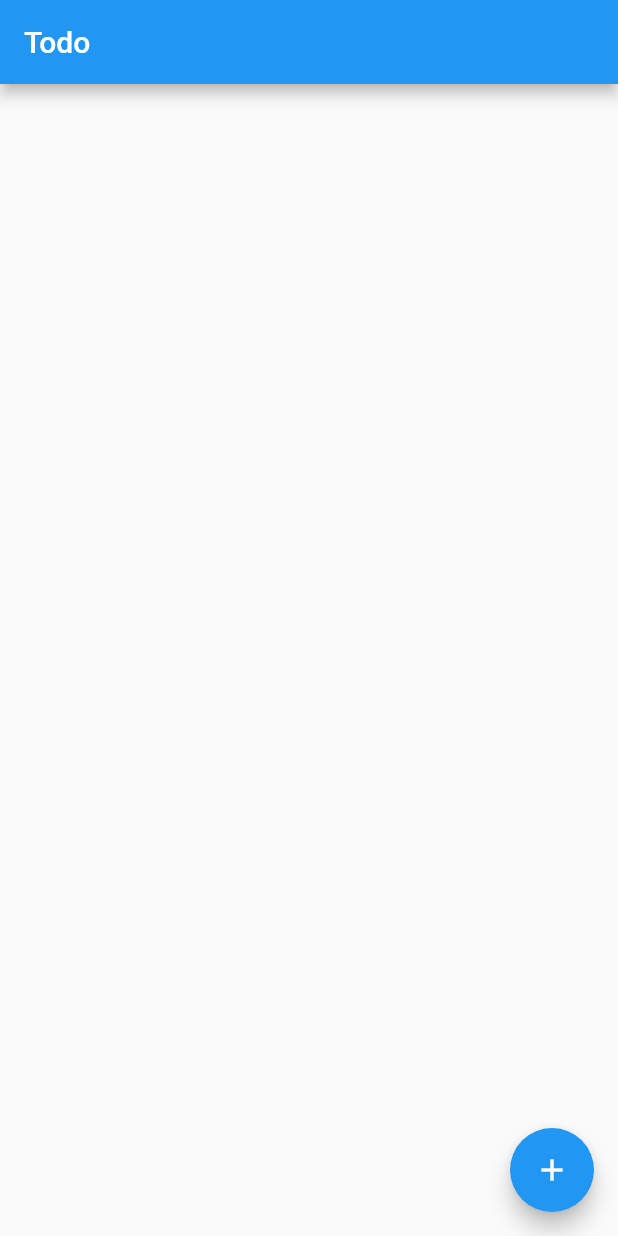
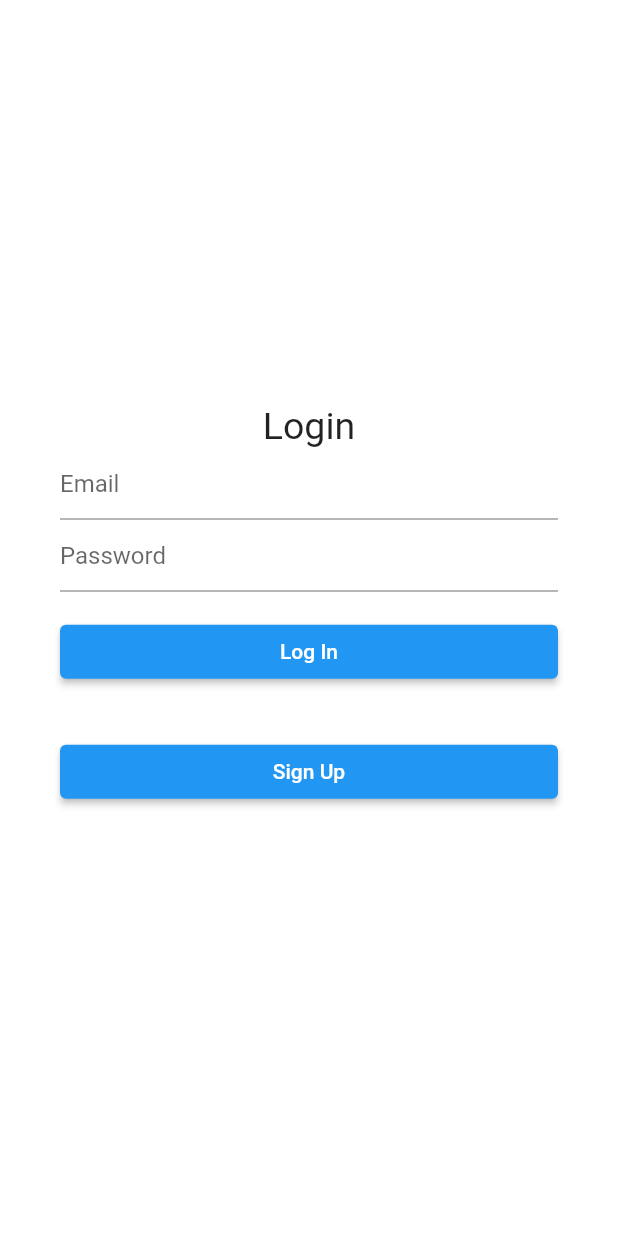
Before and after one commit to zbduno/week8-auth, a Flutter app: the screen it shows after launch, on a phone screen of 412 x 824 dp. Run offline on Flutter 3.47's test engine with Material 2 defaults, Android fonts, the phone set to English and light mode, and no system bars; our stand-ins replace cloud_firestore, firebase_auth, firebase_core; accounts and stored records are empty; generated files the repository leaves out were written again.

```diff
--- a/lib/api/firebase_auth_api.dart
+++ b/lib/api/firebase_auth_api.dart
@@ -1,11 +1,61 @@
 import 'dart:async';
 import 'package:firebase_auth/firebase_auth.dart';
+import 'package:cloud_firestore/cloud_firestore.dart';
 
 class FirebaseAuthAPI {
   static final FirebaseAuth auth = FirebaseAuth.instance;
-  User? user;
+  static final FirebaseFirestore db = FirebaseFirestore.instance;
 
   Stream<User?> getUser() {
-    return FirebaseAuth.instance.authStateChanges();
+    return auth.authStateChanges();
+  }
+
+  void signIn(String email, String password) async {
+    UserCredential credential;
+    try {
+      final credential = await auth.signInWithEmailAndPassword(
+          email: email, password: password);
+    } on FirebaseAuthException catch (e) {
+      if (e.code == 'user-not-found') {
+        //possible to return something more useful than just print an error message to improve UI/UX
+        print('No user found for that email.');
+      } else if (e.code == 'wrong-password') {
+        print('Wrong password provided for that user.');
+      }
+    }
+  }
+
+  void signOut() async {
+    auth.signOut();
+  }
+
+  void signUp(String email, String password) async {
+    UserCredential credential;
+    try {
+      credential = await auth.createUserWithEmailAndPassword(
+        email: email,
+        password: password,
+      );
+      if (credential.user != null) {
+        saveUserToFirestore(credential.user?.uid, email);
+      }
+    } on FirebaseAuthException catch (e) {
+      //possible to return something more useful than just print an error message to improve UI/UX
+      if (e.code == 'weak-password') {
+        print('The password provided is too weak.');
+      } else if (e.code == 'email-already-in-use') {
+        print('The account already exists for that email.');
+      }
+    } catch (e) {
+      print(e);
+    }
+  }
+
+  void saveUserToFirestore(String? uid, String email) async {
+    try {
+      await db.collection("users").doc(uid).set({"email": email});
+    } on FirebaseException catch (e) {
+      print(e.message);
+    }
   }
 }
--- a/lib/api/todo_api.dart
+++ /dev/null
@@ -1,19 +0,0 @@
-import 'dart:async';
-
-import 'package:week7_networking_discussion/models/todo_model.dart';
-import 'package:http/http.dart' as http;
-
-class TodoAPI {
-  Future<List<Todo>> fetchTodos() async {
-    final response =
-        await http.get(Uri.parse('https://jsonplaceholder.typicode.com/todos'));
-
-    if (response.statusCode == 200) {
-      return Todo.fromJsonArray(response.body);
-    } else {
-      // If the server did not return a 200 OK response,
-      // then throw an exception.
-      throw Exception('Failed to load todos');
-    }
-  }
-}
--- a/lib/main.dart
+++ b/lib/main.dart
@@ -3,13 +3,12 @@
   Date: 27 October 2022
   Description: Sample todo app with networking
 */
-
-import 'package:firebase_auth/firebase_auth.dart';
 import 'package:flutter/material.dart';
 import 'package:provider/provider.dart';
 import 'package:week7_networking_discussion/providers/todo_provider.dart';
 import 'package:week7_networking_discussion/providers/auth_provider.dart';
 import 'package:week7_networking_discussion/screens/todo_page.dart';
+import 'package:week7_networking_discussion/screens/login.dart';
 import 'package:firebase_core/firebase_core.dart';
 import 'firebase_options.dart';
 
@@ -36,19 +35,27 @@ class MyApp extends StatelessWidget {
   // This widget is the root of your application.
   @override
   Widget build(BuildContext context) {
-    // User? user = ;
-    context.watch<AuthProvider>().signIn();
-    print(context.watch<AuthProvider>().isAuthenticated);
-
     return MaterialApp(
       title: 'SimpleTodo',
       initialRoute: '/',
-      routes: {
-        '/': (context) => const TodoPage(),
-      },
+      routes: {'/': (context) => const AuthWrapper()},
       theme: ThemeData(
         primarySwatch: Colors.blue,
       ),
     );
   }
 }
+
+class AuthWrapper extends StatelessWidget {
+  const AuthWrapper({super.key});
+
+  // This widget is the root of your application.
+  @override
+  Widget build(BuildContext context) {
+    if (context.watch<AuthProvider>().isAuthenticated) {
+      return const TodoPage();
+    } else {
+      return const LoginPage();
+    }
+  }
+}
--- a/lib/screens/login.dart
+++ b/lib/screens/login.dart
@@ -0,0 +1,80 @@
+import 'package:flutter/material.dart';
+import 'package:provider/provider.dart';
+import 'package:week7_networking_discussion/providers/auth_provider.dart';
+import 'package:week7_networking_discussion/screens/signup.dart';
+
+class LoginPage extends StatefulWidget {
+  const LoginPage({super.key});
+  @override
+  _LoginPageState createState() => _LoginPageState();
+}
+
+class _LoginPageState extends State<LoginPage> {
+  @override
+  Widget build(BuildContext context) {
+    TextEditingController emailController = TextEditingController();
+    TextEditingController passwordController = TextEditingController();
+
+    final email = TextField(
+      controller: emailController,
+      decoration: const InputDecoration(
+        hintText: "Email",
+      ),
+    );
+
+    final password = TextField(
+      controller: passwordController,
+      obscureText: true,
+      decoration: const InputDecoration(
+        hintText: 'Password',
+      ),
+    );
+
+    final loginButton = Padding(
+      padding: const EdgeInsets.symmetric(vertical: 16.0),
+      child: ElevatedButton(
+        onPressed: () {
+          context
+              .read<AuthProvider>()
+              .signIn(emailController.text, passwordController.text);
+        },
+        child: const Text('Log In', style: TextStyle(color: Colors.white)),
+      ),
+    );
+
+    final logoutButton = Padding(
+      padding: const EdgeInsets.symmetric(vertical: 16.0),
+      child: ElevatedButton(
+        onPressed: () async {
+          Navigator.of(context).push(
+            MaterialPageRoute(
+              builder: (context) => const SignupPage(),
+            ),
+          );
+        },
+        child: const Text('Sign Up', style: TextStyle(color: Colors.white)),
+      ),
+    );
+
+    return Scaffold(
+      backgroundColor: Colors.white,
+      body: Center(
+        child: ListView(
+          shrinkWrap: true,
+          padding: const EdgeInsets.only(left: 40.0, right: 40.0),
+          children: <Widget>[
+            const Text(
+              "Login",
+              textAlign: TextAlign.center,
+              style: TextStyle(fontSize: 25),
+            ),
+            email,
+            password,
+            loginButton,
+            logoutButton,
+          ],
+        ),
+      ),
+    );
+  }
+}
```
Also changed, not shown: lib/providers/auth_provider.dart (+7 -33 lines), lib/screens/signup.dart (+78 -0 lines), lib/screens/todo_page.dart (+11 -0 lines), 1 other file.
